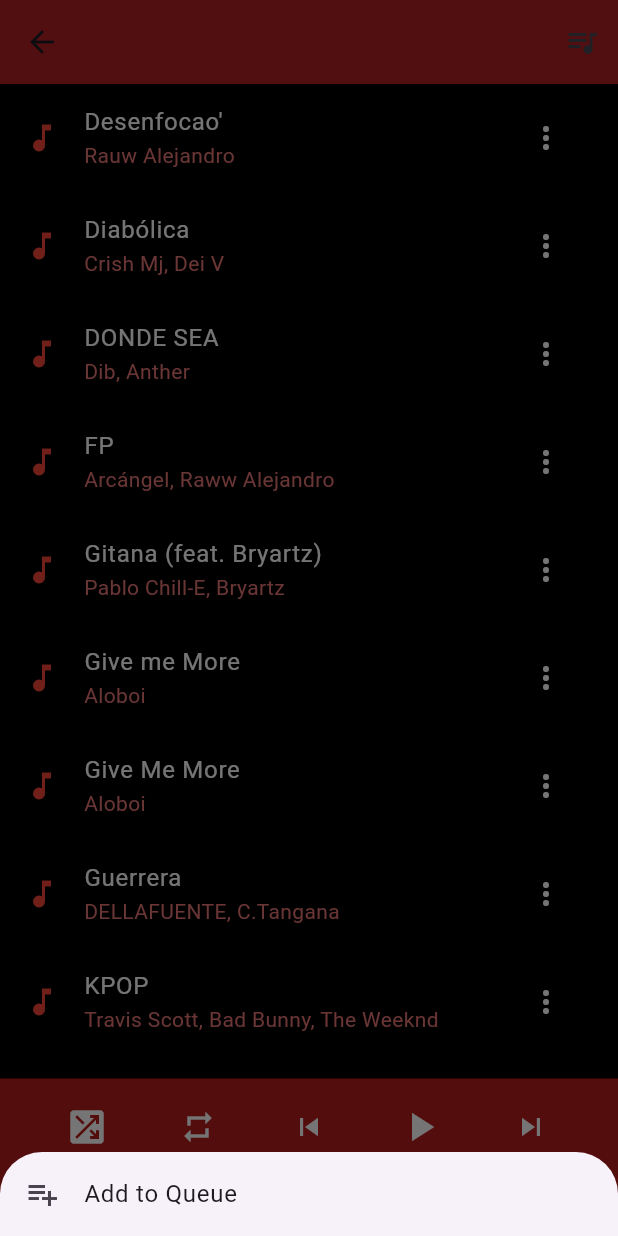
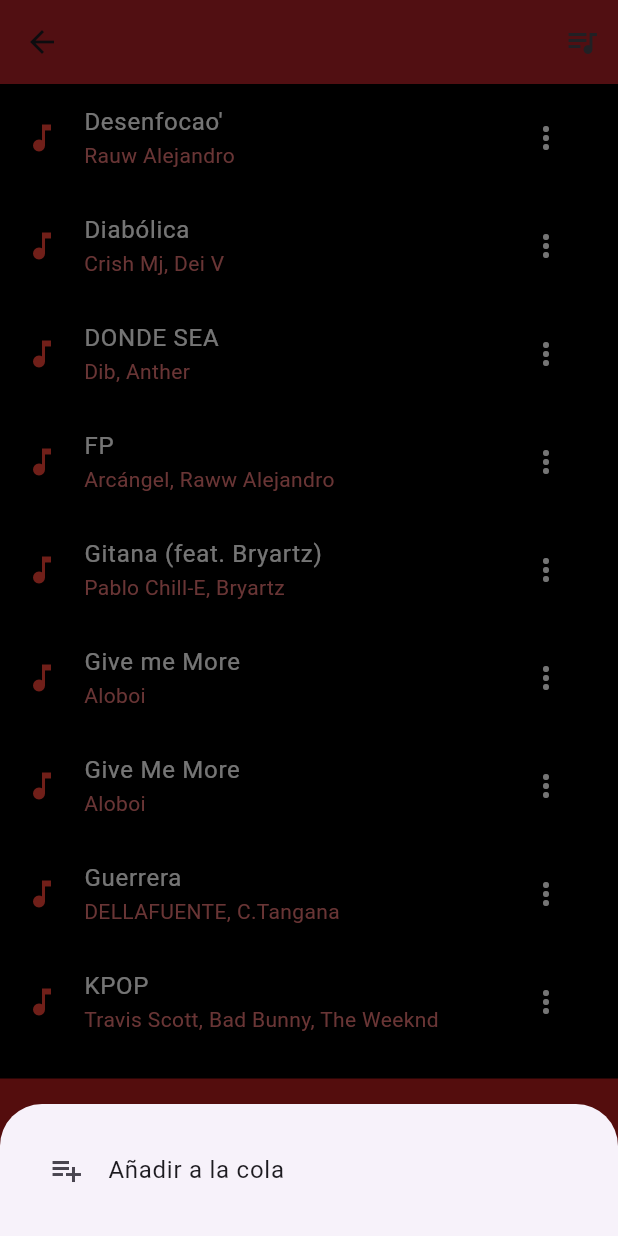
Before and after one commit to Joanfv05/Spotify, a Flutter app: the PlaylistScreen screen opened directly with empty values, scrolled down 576 dp, after a tap on the "more vert" icon, on a phone screen of 412 x 824 dp. Run offline on Flutter 3.47's test engine with Material 3 defaults, Android fonts, the phone set to English and light mode, and no system bars; our stand-ins replace just_audio.

Commit message:
Correcion de la cola 1 lista

```diff
--- a/lib/screens/playlist_screen.dart
+++ b/lib/screens/playlist_screen.dart
@@ -57,18 +57,24 @@ class _PlaylistScreenState extends State<PlaylistScreen> {
   void _showQueueOptions(BuildContext context, Map<String, dynamic> song) {
     showModalBottomSheet(
       context: context,
+      isScrollControlled: true,
       builder: (BuildContext context) {
-        return Wrap(
+        return SafeArea(  // Evita que el modal quede debajo de la barra de navegación
+          child: Padding(
+            padding: const EdgeInsets.all(16.0),
+            child: Wrap(
               children: <Widget>[
                 ListTile(
                   leading: Icon(Icons.playlist_add),
-              title: Text('Add to Queue'),
+                  title: Text('Añadir a la cola'),
                   onTap: () {
                     Provider.of<AudioService>(context, listen: false).addToQueue(song);
                     Navigator.pop(context);
                   },
                 ),
               ],
+            ),
+          ),
         );
       },
     );
```
Also changed, not shown: lib/audio_service.dart (+21 -13 lines), lib/screens/queue_screen.dart (+3 -5 lines). Lines whose indentation alone changed are shown as unchanged.
